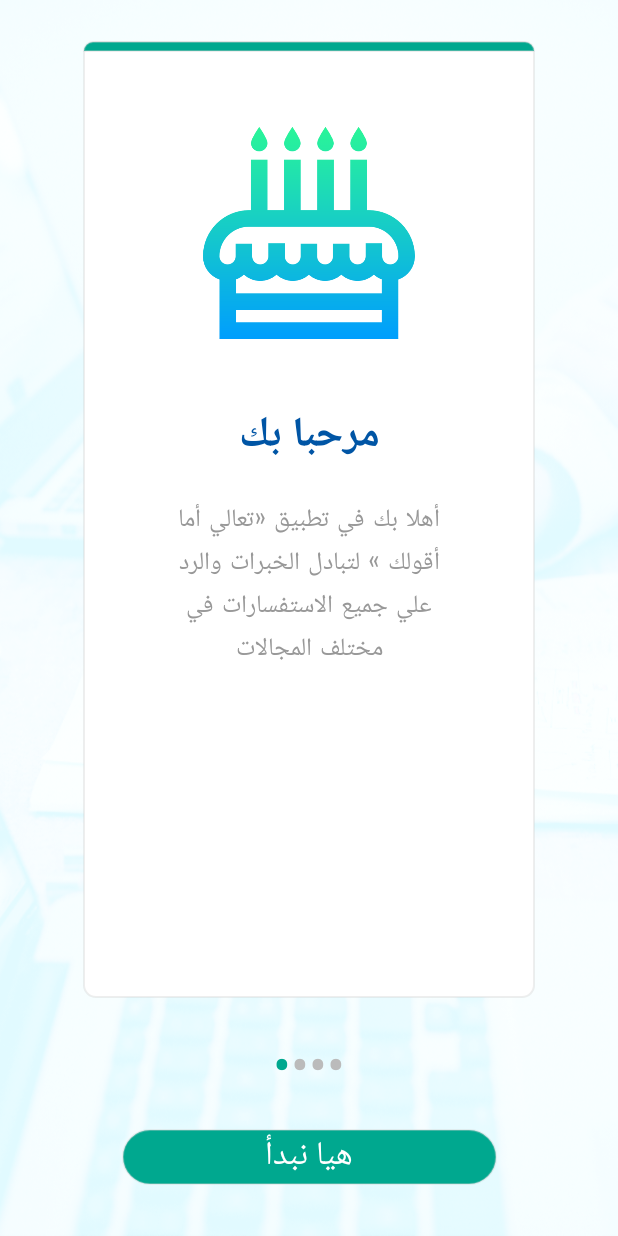
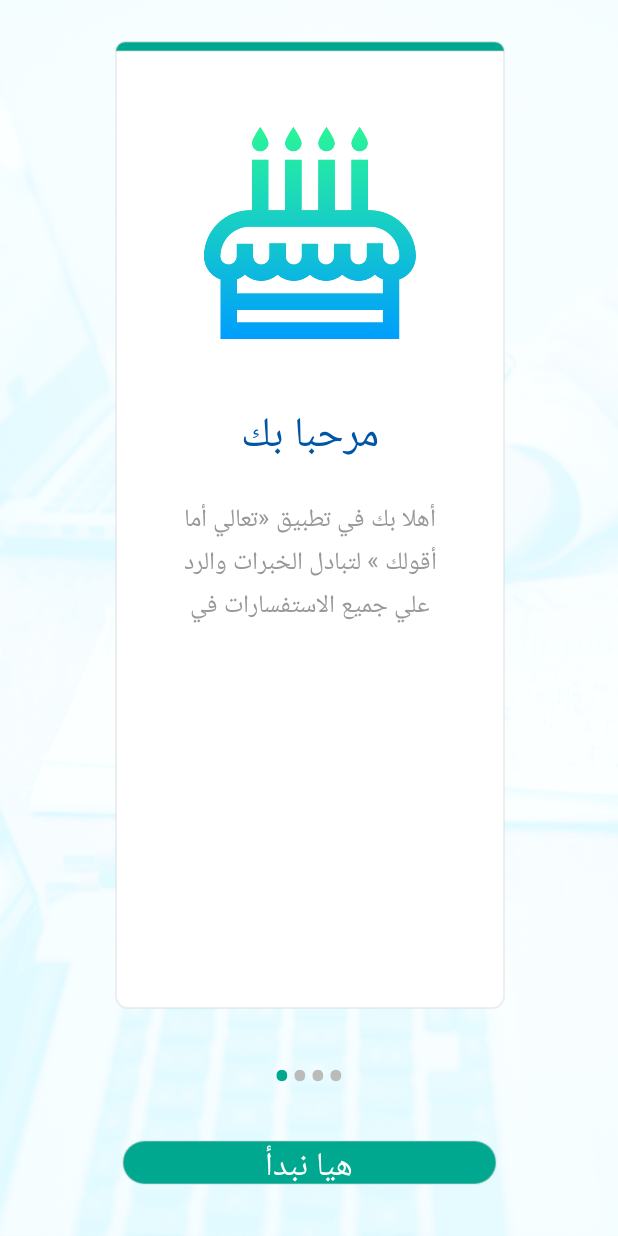
Before and after one commit to AbdallaSoliman/Ta3ala-2ma-2a2olk-Client, an Android app: the SliderMainActivity screen opened directly, with no data from a screen before it, on a phone screen of 412 x 824 dp. Run offline under Robolectric (Android 15) with nearby library versions, the phone set to English and light mode, and no system bars; 5 statements that could not run were skipped.

Commit message:
slider after pull fonts

```diff
--- a/app/src/main/java/com/example/omnia/ta3ala_2ma_2a2olk_client/adapters/SliderAdapter.java
+++ b/app/src/main/java/com/example/omnia/ta3ala_2ma_2a2olk_client/adapters/SliderAdapter.java
@@ -1,6 +1,8 @@
 package com.example.omnia.ta3ala_2ma_2a2olk_client.adapters;
 
 import android.content.Context;
+import android.content.res.AssetManager;
+import android.graphics.Typeface;
 import android.support.annotation.NonNull;
 import android.support.constraint.ConstraintLayout;
 import android.support.v4.view.PagerAdapter;
@@ -12,6 +14,8 @@ import android.widget.RelativeLayout;
 import android.widget.TextView;
 
 import com.example.omnia.ta3ala_2ma_2a2olk_client.R;
+
+import java.util.Locale;
 
 public class SliderAdapter extends PagerAdapter{
 
@@ -60,10 +64,26 @@ public  int[] slideImages={
         View view =layoutInflater.inflate(R.layout.slide_layout,container,false);
         ImageView slideImageView =(ImageView)view.findViewById(R.id.slidImageView);
         TextView slideHeading =(TextView)view.findViewById(R.id.slidHeader);
-        TextView slideDescripton =(TextView)view.findViewById(R.id.slideBody);
+        TextView slideDescription =(TextView)view.findViewById(R.id.slideBody);
+
+        //        Typeface custom_font_Hedder = Typeface.createFromAsset(getAssets(),  "fonts/jazeera.ttf");
+//        Typeface custom_font_Body = Typeface.createFromAsset(getAssets(),  "fonts/jazeera.ttf");
+//
+
+        AssetManager am = context.getApplicationContext().getAssets();
+        Typeface  custom_font_Hedder = Typeface.createFromAsset(am,
+                String.format(Locale.US, "fonts/%s", "jazeera.ttf"));
+        Typeface  custom_font_Body = Typeface.createFromAsset(am,
+                String.format(Locale.US, "fonts/%s", "al_jazeera_arabic_regular.ttf"));
+
+
+
+        slideHeading.setTypeface(custom_font_Hedder);
+        slideDescription.setTypeface(custom_font_Body);
+
         slideImageView.setImageResource(slideImages[position]);
         slideHeading.setText(slide_headings[position]);
-        slideDescripton.setText(slide_desc[position]);
+        slideDescription.setText(slide_desc[position]);
         container.addView(view);
         return view;
     }
--- a/app/src/main/java/com/example/omnia/ta3ala_2ma_2a2olk_client/view/SliderMainActivity.java
+++ b/app/src/main/java/com/example/omnia/ta3ala_2ma_2a2olk_client/view/SliderMainActivity.java
@@ -1,6 +1,8 @@
 package com.example.omnia.ta3ala_2ma_2a2olk_client.view;
 
 import android.content.Intent;
+import android.content.res.AssetManager;
+import android.graphics.Typeface;
 import android.os.Build;
 import android.support.annotation.RequiresApi;
 import android.support.v4.content.ContextCompat;
@@ -17,6 +19,8 @@ import android.widget.TextView;
 
 import com.example.omnia.ta3ala_2ma_2a2olk_client.R;
 import com.example.omnia.ta3ala_2ma_2a2olk_client.adapters.SliderAdapter;
+
+import java.util.Locale;
 
 public class SliderMainActivity extends AppCompatActivity {
 
@@ -41,6 +45,14 @@ public class SliderMainActivity extends AppCompatActivity {
         addDostIndicator(0);
         mSlideViewPager.addOnPageChangeListener(viewListener);
         btnStartApp =(Button)findViewById(R.id.btnStart);
+        AssetManager am = this.getApplicationContext().getAssets();
+
+        Typeface  custom_font_btn = Typeface.createFromAsset(am,
+                String.format(Locale.US, "fonts/%s", "al_jazeera_arabic_regular.ttf"));
+
+        btnStartApp.setTypeface(custom_font_btn);
+
+
         btnStartApp.setOnClickListener(new View.OnClickListener(){
             @Override
             public void onClick(View view) {
--- a/app/src/main/res/layout/activity_slider_main.xml
+++ b/app/src/main/res/layout/activity_slider_main.xml
@@ -16,8 +16,10 @@
         android:layout_alignParentTop="true"
         app:layout_constraintBottom_toTopOf="@+id/dotsLayout"
         app:layout_constraintEnd_toEndOf="parent"
+        app:layout_constraintHorizontal_bias="0.0"
         app:layout_constraintStart_toStartOf="parent"
-        app:layout_constraintTop_toTopOf="parent">
+        app:layout_constraintTop_toTopOf="parent"
+        app:layout_constraintVertical_bias="0.0">
 
     </android.support.v4.view.ViewPager>
 
@@ -39,7 +41,7 @@
     <Button
         android:id="@+id/btnStart"
         android:layout_width="250.3dp"
-        android:layout_height="37.3dp"
+        android:layout_height="30dp"
         android:layout_below="@+id/dotsLayout"
         android:layout_centerHorizontal="true"
         android:layout_marginBottom="34dp"
--- a/app/src/main/res/layout/slide_layout.xml
+++ b/app/src/main/res/layout/slide_layout.xml
@@ -11,7 +11,7 @@
 
     <android.support.constraint.ConstraintLayout
         android:id="@+id/whitebackground"
-        android:layout_width="0dp"
+        android:layout_width="260dp"
         android:layout_height="0dp"
         android:layout_alignParentStart="true"
         android:layout_alignParentTop="true"
@@ -29,12 +29,15 @@
             android:id="@+id/slidImageView"
             android:layout_width="141dp"
             android:layout_height="156dp"
+            android:layout_marginBottom="34dp"
             android:layout_marginEnd="58dp"
             android:layout_marginStart="57dp"
             android:layout_marginTop="50dp"
             android:src="@drawable/cake"
+            app:layout_constraintBottom_toTopOf="@+id/slidHeader"
             app:layout_constraintEnd_toEndOf="parent"
             app:layout_constraintStart_toStartOf="parent"
+            app:layout_constraintTop_toBottomOf="@+id/linearLayout2"
             app:layout_constraintTop_toTopOf="parent" />
 
         <TextView
@@ -43,12 +46,12 @@
             android:layout_height="wrap_content"
             android:layout_marginEnd="82dp"
             android:layout_marginStart="82dp"
-            android:layout_marginTop="34dp"
             android:fontFamily="@font/candal"
             android:gravity="center_horizontal"
             android:textColor="#0055a5"
             android:textSize="28.3sp"
             android:textStyle="bold"
+            app:layout_constraintBottom_toTopOf="@+id/slideBody"
             app:layout_constraintEnd_toEndOf="parent"
             app:layout_constraintStart_toStartOf="parent"
             app:layout_constraintTop_toBottomOf="@+id/slidImageView"
@@ -57,7 +60,7 @@
         <TextView
             android:id="@+id/slideBody"
             android:layout_width="194.3dp"
-            android:layout_height="wrap_content"
+            android:layout_height="83dp"
             android:layout_marginEnd="28dp"
             android:layout_marginStart="28dp"
             android:layout_marginTop="17dp"
@@ -71,6 +74,7 @@
             app:layout_constraintTop_toBottomOf="@+id/slidHeader" />
 
         <LinearLayout
+            android:id="@+id/linearLayout2"
             android:layout_width="0dp"
             android:layout_height="7.3dp"
             android:background="@drawable/slider_green_rectangle"
--- a/app/src/main/res/values/styles.xml
+++ b/app/src/main/res/values/styles.xml
@@ -17,6 +17,7 @@
 
     <style name="AppTheme.PopupOverlay" parent="ThemeOverlay.AppCompat.Light" />
     <style name="AppTheme.slider" parent="Theme.AppCompat.Light.NoActionBar" >
+
         <item name="colorPrimary">@color/slidebarAccent</item>
         <item name="colorPrimaryDark">@color/slidebarPrimary</item>
         <item name="colorAccent">@color/slidebarAccent</item>
```
